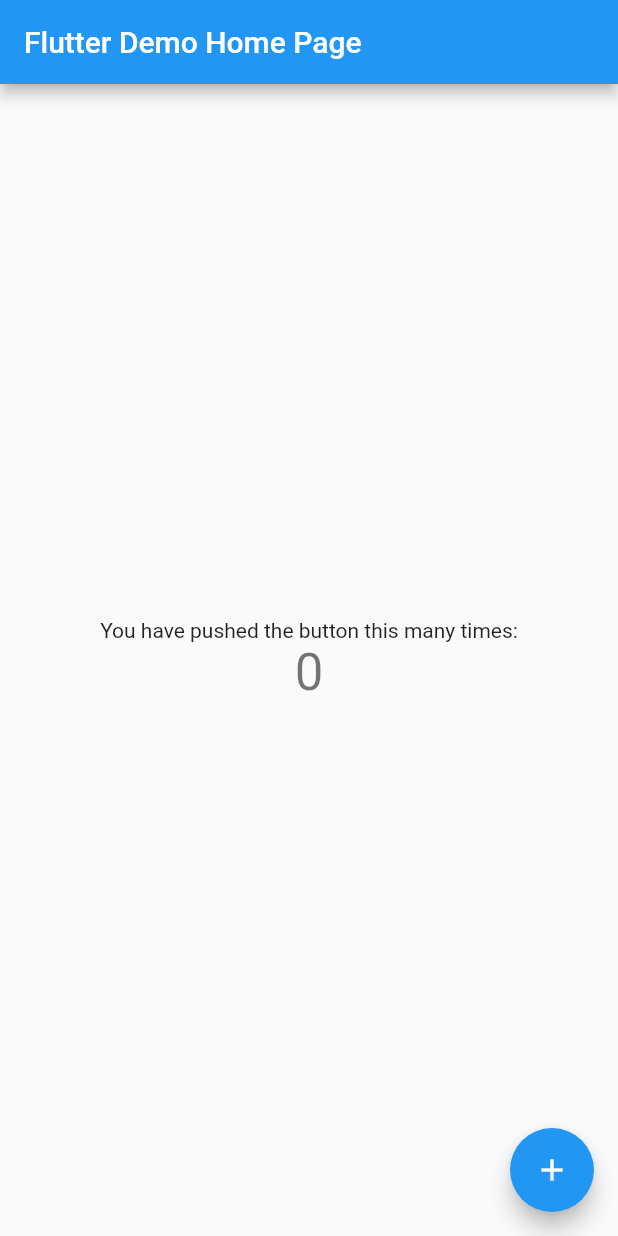
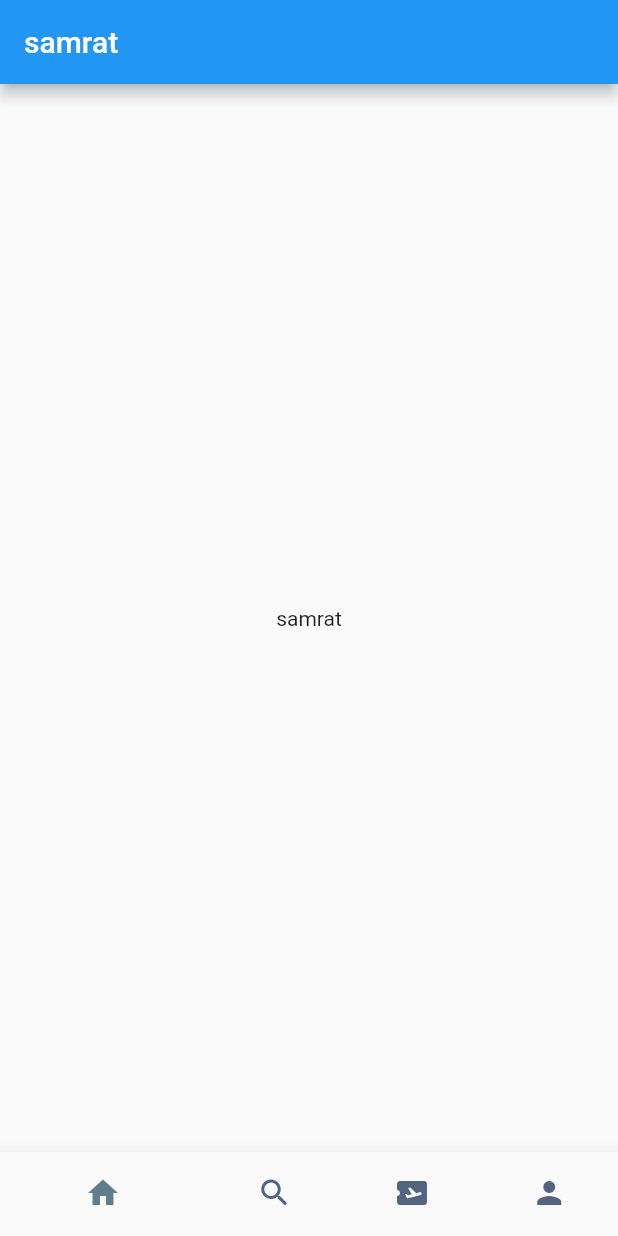
Before and after one commit to its-asaduzzaman/air_ticket_flutter, a Flutter app: the screen it shows after launch, on a phone screen of 412 x 824 dp. Run offline on Flutter 3.47's test engine with Material 2 defaults, Android fonts, the phone set to English and light mode, and no system bars.

Commit message:
bottom bar design

```diff
--- a/lib/main.dart
+++ b/lib/main.dart
@@ -1,3 +1,4 @@
+import 'package:air_ticket_flutter/screens/bottom_bar.dart';
 import 'package:flutter/material.dart';
 
 void main() {
@@ -13,103 +14,9 @@ class MyApp extends StatelessWidget {
     return MaterialApp(
       title: 'Flutter Demo',
       theme: ThemeData(
-        // This is the theme of your application.
-        //
-        // Try running your application with "flutter run". You'll see the
-        // application has a blue toolbar. Then, without quitting the app, try
-        // changing the primarySwatch below to Colors.green and then invoke
-        // "hot reload" (press "r" in the console where you ran "flutter run",
-        // or simply save your changes to "hot reload" in a Flutter IDE).
-        // Notice that the counter didn't reset back to zero; the application
-        // is not restarted.
         primarySwatch: Colors.blue,
       ),
-      home: const MyHomePage(title: 'Flutter Demo Home Page'),
+      home: const BottomBar(),
     );
   }
 }
-
-class MyHomePage extends StatefulWidget {
-  const MyHomePage({Key? key, required this.title}) : super(key: key);
-
-  // This widget is the home page of your application. It is stateful, meaning
-  // that it has a State object (defined below) that contains fields that affect
-  // how it looks.
-
-  // This class is the configuration for the state. It holds the values (in this
-  // case the title) provided by the parent (in this case the App widget) and
-  // used by the build method of the State. Fields in a Widget subclass are
-  // always marked "final".
-
-  final String title;
-
-  @override
-  State<MyHomePage> createState() => _MyHomePageState();
-}
-
-class _MyHomePageState extends State<MyHomePage> {
-  int _counter = 0;
-
-  void _incrementCounter() {
-    setState(() {
-      // This call to setState tells the Flutter framework that something has
-      // changed in this State, which causes it to rerun the build method below
-      // so that the display can reflect the updated values. If we changed
-      // _counter without calling setState(), then the build method would not be
-      // called again, and so nothing would appear to happen.
-      _counter++;
-    });
-  }
-
-  @override
-  Widget build(BuildContext context) {
-    // This method is rerun every time setState is called, for instance as done
-    // by the _incrementCounter method above.
-    //
-    // The Flutter framework has been optimized to make rerunning build methods
-    // fast, so that you can just rebuild anything that needs updating rather
-    // than having to individually change instances of widgets.
-    return Scaffold(
-      appBar: AppBar(
-        // Here we take the value from the MyHomePage object that was created by
-        // the App.build method, and use it to set our appbar title.
-        title: Text(widget.title),
-      ),
-      body: Center(
-        // Center is a layout widget. It takes a single child and positions it
-        // in the middle of the parent.
-        child: Column(
-          // Column is also a layout widget. It takes a list of children and
-          // arranges them vertically. By default, it sizes itself to fit its
-          // children horizontally, and tries to be as tall as its parent.
-          //
-          // Invoke "debug painting" (press "p" in the console, choose the
-          // "Toggle Debug Paint" action from the Flutter Inspector in Android
-          // Studio, or the "Toggle Debug Paint" command in Visual Studio Code)
-          // to see the wireframe for each widget.
-          //
-          // Column has various properties to control how it sizes itself and
-          // how it positions its children. Here we use mainAxisAlignment to
-          // center the children vertically; the main axis here is the vertical
-          // axis because Columns are vertical (the cross axis would be
-          // horizontal).
-          mainAxisAlignment: MainAxisAlignment.center,
-          children: <Widget>[
-            const Text(
-              'You have pushed the button this many times:',
-            ),
-            Text(
-              '$_counter',
-              style: Theme.of(context).textTheme.headline4,
-            ),
-          ],
-        ),
-      ),
-      floatingActionButton: FloatingActionButton(
-        onPressed: _incrementCounter,
-        tooltip: 'Increment',
-        child: const Icon(Icons.add),
-      ), // This trailing comma makes auto-formatting nicer for build methods.
-    );
-  }
-}
--- /dev/null
+++ b/lib/screens/bottom_bar.dart
@@ -0,0 +1,47 @@
+import 'package:flutter/material.dart';
+
+class BottomBar extends StatefulWidget {
+  const BottomBar({Key? key}) : super(key: key);
+
+  @override
+  State<BottomBar> createState() => _BottomBarState();
+}
+
+class _BottomBarState extends State<BottomBar> {
+  @override
+  Widget build(BuildContext context) {
+    return Scaffold(
+      appBar: AppBar(
+        title: Text('samrat'),
+      ),
+      body: const Center(
+        child: Text('samrat'),
+      ),
+      bottomNavigationBar: BottomNavigationBar(
+        elevation: 10,
+        showSelectedLabels: false,
+        showUnselectedLabels: false,
+        selectedItemColor: Colors.blueGrey,
+        unselectedItemColor: const Color(0xFF526480),
+        items: [
+          BottomNavigationBarItem(
+            icon: Icon(Icons.home),
+            label: "Home",
+          ),
+          BottomNavigationBarItem(
+            icon: Icon(Icons.search_rounded),
+            label: "Serach",
+          ),
+          BottomNavigationBarItem(
+            icon: Icon(Icons.airplane_ticket),
+            label: "Ticket",
+          ),
+          BottomNavigationBarItem(
+            icon: Icon(Icons.person),
+            label: "Profile",
+          ),
+        ],
+      ),
+    );
+  }
+}
```
